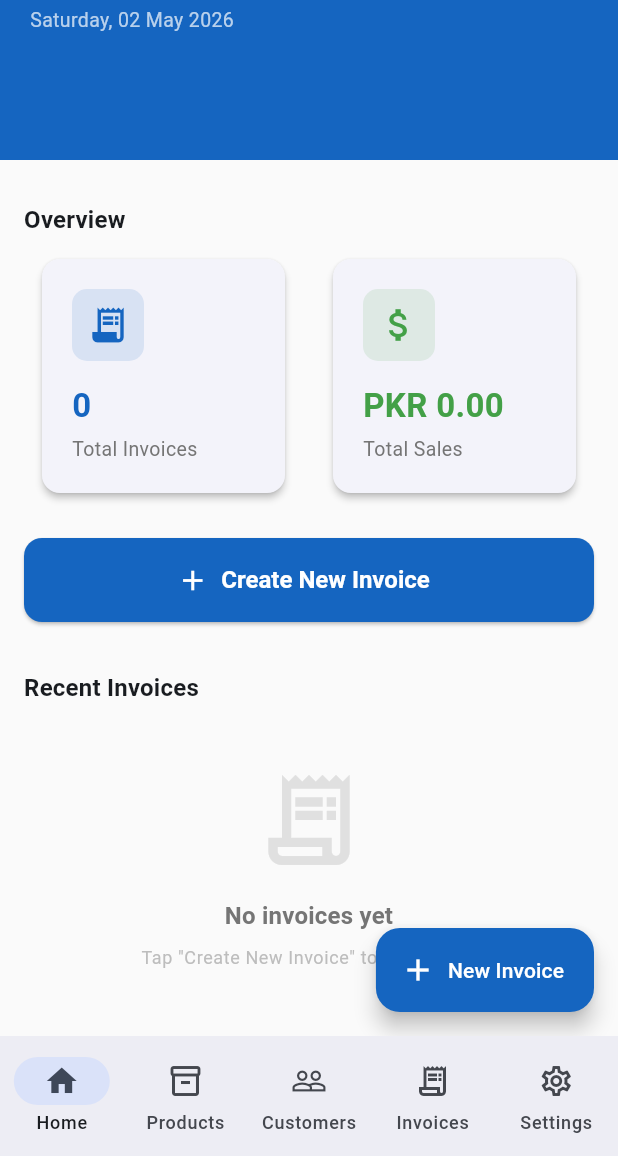
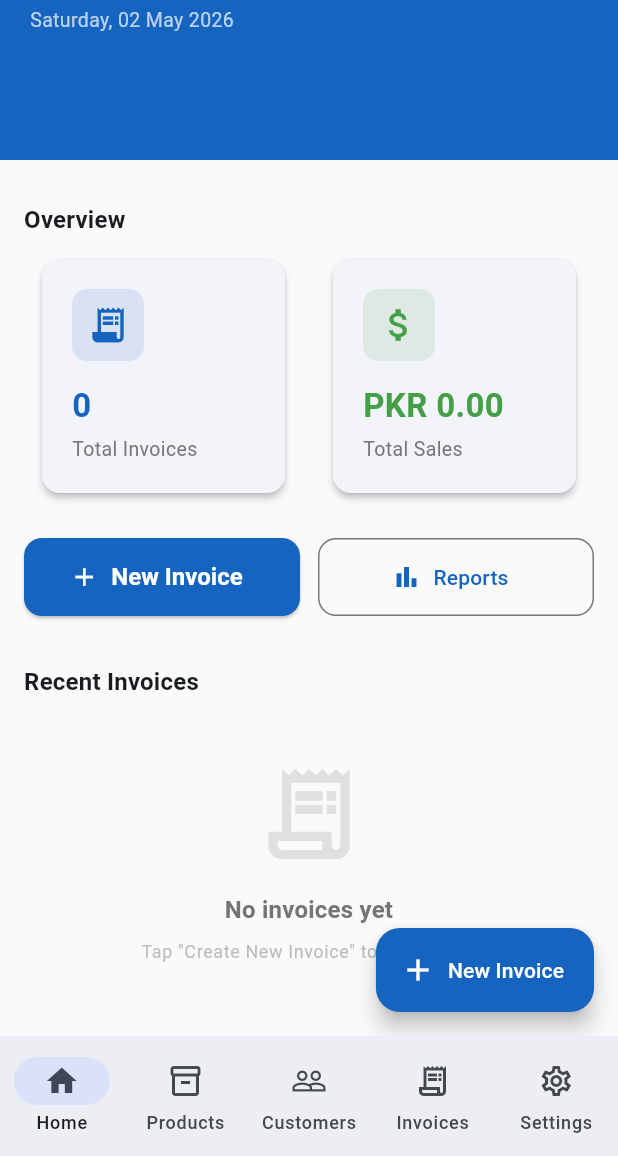
Before and after one commit to umerfarooq111/Invoice-Generator-PDF, a Flutter app: the screen it shows after launch, on a phone screen of 412 x 824 dp, the part 80-1236 px from its top. Run offline on Flutter 3.47's test engine with Material 3 defaults, Android fonts, the light colour scheme and no system bars; our stand-ins replace fl_chart, pdf, printing, sqflite, sqflite_common_ffi; accounts and stored records are empty.

Commit message:
Add Report

```diff
--- a/lib/main.dart
+++ b/lib/main.dart
@@ -6,16 +6,19 @@
 import 'package:flutter/material.dart';
 import 'package:provider/provider.dart';
 
-import 'providers/product_provider.dart';
-import 'providers/customer_provider.dart';
-import 'providers/invoice_provider.dart';
-import 'providers/settings_provider.dart';
-import 'screens/home_screen.dart';
-import 'screens/products/products_screen.dart';
-import 'screens/customers/customers_screen.dart';
-import 'screens/invoices/invoice_history_screen.dart';
-import 'screens/settings_screen.dart';
-import 'services/database_init.dart';
+import 'package:quickbill_pk/providers/product_provider.dart';
+import 'package:quickbill_pk/providers/customer_provider.dart';
+import 'package:quickbill_pk/providers/invoice_provider.dart';
+import 'package:quickbill_pk/providers/settings_provider.dart';
+import 'package:quickbill_pk/providers/reports_provider.dart';
+
+import 'package:quickbill_pk/screens/home_screen.dart';
+import 'package:quickbill_pk/screens/products/products_screen.dart';
+import 'package:quickbill_pk/screens/customers/customers_screen.dart';
+import 'package:quickbill_pk/screens/invoices/invoice_history_screen.dart';
+import 'package:quickbill_pk/screens/settings_screen.dart';
+
+import 'package:quickbill_pk/services/database_init.dart';
 
 void main() {
   // Ensure Flutter engine is initialized before running app
@@ -39,6 +42,7 @@ class QuickBillApp extends StatelessWidget {
         ChangeNotifierProvider(create: (_) => CustomerProvider()),
         ChangeNotifierProvider(create: (_) => InvoiceProvider()),
         ChangeNotifierProvider(create: (_) => SettingsProvider()),
+        ChangeNotifierProvider(create: (_) => ReportsProvider()),
       ],
       child: MaterialApp(
         title: 'QuickBill PK',
@@ -154,7 +158,7 @@ class _MainNavigationState extends State<MainNavigation> {
         children: _screens,
       ),
 
-      // Bottom navigation bar with 4 tabs
+      // Bottom navigation bar with 5 tabs
       bottomNavigationBar: NavigationBar(
         selectedIndex: _selectedIndex,
         onDestinationSelected: (index) {
--- /dev/null
+++ b/lib/providers/reports_provider.dart
@@ -0,0 +1,68 @@
+// ============================================================
+// providers/reports_provider.dart
+// Manages data for sales analytics and top product reports
+// ============================================================
+
+import 'package:flutter/material.dart';
+import '../services/database_service.dart';
+
+class SalesDataPoint {
+  final String period;
+  final double total;
+  SalesDataPoint(this.period, this.total);
+}
+
+class TopProduct {
+  final String name;
+  final int totalQty;
+  final double revenue;
+  TopProduct(this.name, this.totalQty, this.revenue);
+}
+
+class ReportsProvider with ChangeNotifier {
+  final DatabaseService _db = DatabaseService();
+
+  List<SalesDataPoint> _dailySales = [];
+  List<SalesDataPoint> _monthlySales = [];
+  List<TopProduct> _topProducts = [];
+  bool _isLoading = false;
+
+  List<SalesDataPoint> get dailySales => _dailySales;
+  List<SalesDataPoint> get monthlySales => _monthlySales;
+  List<TopProduct> get topProducts => _topProducts;
+  bool get isLoading => _isLoading;
+
+  /// Load all report data from the database
+  Future<void> loadReports() async {
+    _isLoading = true;
+    notifyListeners();
+
+    try {
+      final dailyRaw = await _db.getDailySales();
+      final monthlyRaw = await _db.getMonthlySales();
+      final topRaw = await _db.getTopSellingProducts(limit: 5);
+
+      _dailySales = dailyRaw.map((m) => SalesDataPoint(
+        m['period'] as String,
+        (m['total'] as num).toDouble(),
+      )).toList();
+
+      _monthlySales = monthlyRaw.map((m) => SalesDataPoint(
+        m['period'] as String,
+        (m['total'] as num).toDouble(),
+      )).toList();
+
+      _topProducts = topRaw.map((m) => TopProduct(
+        m['product_name'] as String,
+        m['total_qty'] as int,
+        (m['revenue'] as num).toDouble(),
+      )).toList();
+
+    } catch (e) {
+      debugPrint('Error loading reports: $e');
+    } finally {
+      _isLoading = false;
+      notifyListeners();
+    }
+  }
+}
--- a/lib/screens/home_screen.dart
+++ b/lib/screens/home_screen.dart
@@ -9,12 +9,13 @@ import 'package:provider/provider.dart';
 import 'package:intl/intl.dart';
 
 import '../models/invoice.dart';
-import '../providers/invoice_provider.dart';
-import '../providers/product_provider.dart';
-import '../providers/customer_provider.dart';
-import '../providers/settings_provider.dart';
+import 'package:quickbill_pk/providers/invoice_provider.dart';
+import 'package:quickbill_pk/providers/product_provider.dart';
+import 'package:quickbill_pk/providers/customer_provider.dart';
+import 'package:quickbill_pk/providers/settings_provider.dart';
 import '../widgets/common_widgets.dart';
 import 'invoices/create_invoice_screen.dart';
+import 'reports_screen.dart';
 
 class HomeScreen extends StatefulWidget {
   const HomeScreen({super.key});
@@ -150,19 +151,39 @@ class _HomeScreenState extends State<HomeScreen> {
 
                       const SizedBox(height: 24),
 
-                      // ── Create Invoice Button ────────────
+                      // ── Quick Actions ────────────
                       Padding(
                         padding: const EdgeInsets.symmetric(horizontal: 16),
+                        child: Row(
+                          children: [
+                            Expanded(
                               child: ElevatedButton.icon(
                                 onPressed: _navigateToCreateInvoice,
-                          icon: const Icon(Icons.add, size: 22),
-                          label: const Text('Create New Invoice'),
+                                icon: const Icon(Icons.add, size: 20),
+                                label: const Text('New Invoice'),
                                 style: ElevatedButton.styleFrom(
-                            minimumSize: const Size(double.infinity, 56),
+                                  minimumSize: const Size(0, 52),
                                   shape: RoundedRectangleBorder(
                                     borderRadius: BorderRadius.circular(12),
                                   ),
                                 ),
+                              ),
+                            ),
+                            const SizedBox(width: 12),
+                            Expanded(
+                              child: OutlinedButton.icon(
+                                onPressed: _navigateToReports,
+                                icon: const Icon(Icons.bar_chart, size: 20),
+                                label: const Text('Reports'),
+                                style: OutlinedButton.styleFrom(
+                                  minimumSize: const Size(0, 52),
+                                  shape: RoundedRectangleBorder(
+                                    borderRadius: BorderRadius.circular(12),
+                                  ),
+                                ),
+                              ),
+                            ),
+                          ],
                         ),
                       ),
 
@@ -214,6 +235,13 @@ class _HomeScreenState extends State<HomeScreen> {
       MaterialPageRoute(builder: (_) => const CreateInvoiceScreen()),
     );
   }
+
+  void _navigateToReports() {
+    Navigator.push(
+      context,
+      MaterialPageRoute(builder: (_) => const ReportsScreen()),
+    );
+  }
 }
 
 // ─── Recent Invoice Tile ──────────────────────────────────
--- a/lib/screens/invoice_detail_screen.dart
+++ b/lib/screens/invoice_detail_screen.dart
@@ -9,8 +9,8 @@ import 'package:intl/intl.dart';
 
 import '../models/invoice.dart';
 import '../models/invoice_item.dart';
-import '../providers/invoice_provider.dart';
-import '../providers/settings_provider.dart';
+import 'package:quickbill_pk/providers/invoice_provider.dart';
+import 'package:quickbill_pk/providers/settings_provider.dart';
 import '../widgets/common_widgets.dart';
 
 class InvoiceDetailScreen extends StatelessWidget {
--- a/lib/screens/invoices/invoice_history_screen.dart
+++ b/lib/screens/invoices/invoice_history_screen.dart
@@ -8,8 +8,8 @@ import 'package:provider/provider.dart';
 import 'package:intl/intl.dart';
 
 import '../../models/invoice.dart';
-import '../../providers/invoice_provider.dart';
-import '../../providers/settings_provider.dart';
+import 'package:quickbill_pk/providers/invoice_provider.dart';
+import 'package:quickbill_pk/providers/settings_provider.dart';
 import '../../widgets/common_widgets.dart';
 import '../invoices/create_invoice_screen.dart';
 import '../invoice_detail_screen.dart';
--- a/lib/screens/settings_screen.dart
+++ b/lib/screens/settings_screen.dart
@@ -7,7 +7,7 @@ import 'package:flutter/material.dart';
 import 'package:provider/provider.dart';
 
 import '../models/shop_settings.dart';
-import '../providers/settings_provider.dart';
+import 'package:quickbill_pk/providers/settings_provider.dart';
 import '../widgets/common_widgets.dart';
 
 class SettingsScreen extends StatefulWidget {
--- a/pubspec.yaml
+++ b/pubspec.yaml
@@ -31,6 +31,9 @@ dependencies:
   # Unique IDs
   uuid: ^4.4.0
 
+  # Charts
+  fl_chart: ^0.66.2
+
   # Icons
   cupertino_icons: ^1.0.6
 
```
Also changed, not shown: lib/screens/invoices/create_invoice_screen.dart (+4 -4 lines), lib/screens/reports_screen.dart (added, +280 -0 lines), lib/services/database_service.dart (+43 -5 lines), lib/image.png (added), pubspec.lock, 1 other file. Lines whose indentation alone changed are shown as unchanged.
